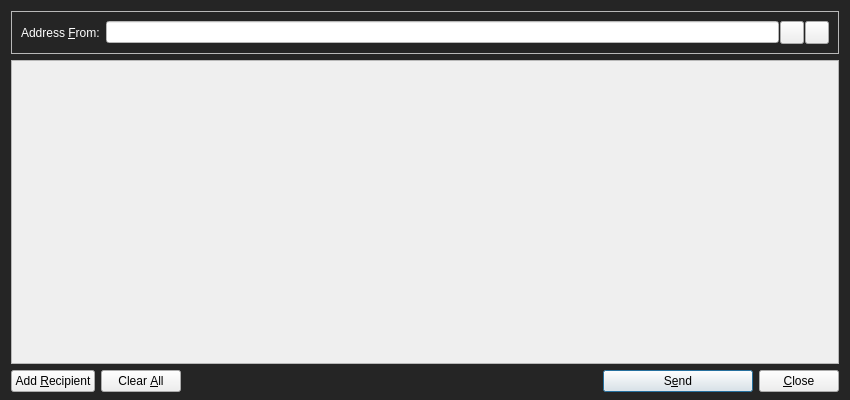
First picture: the form in src/qt/forms/sendmessagesdialog.ui, repository SpectreSecurityCoin/SpectreSecurityCoin, before the edit.
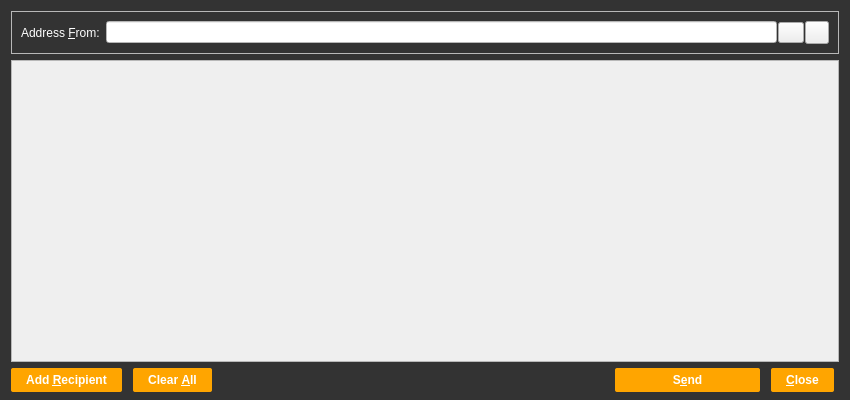
Second picture: the form after the edit. Icons and pictures are not drawn. Custom widgets are drawn as their Qt base class.

```diff
--- a/src/qt/forms/sendmessagesdialog.ui
+++ b/src/qt/forms/sendmessagesdialog.ui
@@ -14,7 +14,9 @@
    <string>Send Messages</string>
   </property>
   <property name="styleSheet">
-   <string notr="true">#SendMessagesDialog { background-color: #252525; }</string>
+   <string notr="true">#SendMessagesDialog { 
+background-color:rgb(51, 51, 51);
+}</string>
   </property>
   <layout class="QVBoxLayout" name="verticalLayout" stretch="0,1,0">
    <property name="bottomMargin">
@@ -72,6 +74,9 @@
           <property name="toolTip">
            <string>Choose address from address book</string>
           </property>
+          <property name="styleSheet">
+           <string notr="true">padding-left:5px;</string>
+          </property>
           <property name="text">
            <string/>
           </property>
@@ -117,7 +122,7 @@
         <x>0</x>
         <y>0</y>
         <width>830</width>
-        <height>291</height>
+        <height>292</height>
        </rect>
       </property>
       <layout class="QVBoxLayout" name="verticalLayout_2">
@@ -164,6 +169,15 @@
        <property name="toolTip">
         <string>Send to multiple recipients at once</string>
        </property>
+       <property name="styleSheet">
+        <string notr="true">background-color: rgb(255, 165, 0); 
+font: 75 10pt 'Ubuntu';
+font-weight:bold; 
+border-radius:2px; 
+padding:5px 15px;
+color: rgb(255, 255, 255);
+margin:0px 5px 0px 0px;</string>
+       </property>
        <property name="text">
         <string>Add &amp;Recipient</string>
        </property>
@@ -187,6 +201,15 @@
        <property name="toolTip">
         <string>Remove all transaction fields</string>
        </property>
+       <property name="styleSheet">
+        <string notr="true">background-color: rgb(255, 165, 0); 
+font: 75 10pt 'Ubuntu';
+font-weight:bold; 
+border-radius:2px; 
+padding:5px 15px;
+color: rgb(255, 255, 255);
+margin:0px 5px 0px 0px;</string>
+       </property>
        <property name="text">
         <string>Clear &amp;All</string>
        </property>
@@ -226,6 +249,16 @@
        <property name="toolTip">
         <string>Confirm the send action</string>
        </property>
+       <property name="styleSheet">
+        <string notr="true">background-color: rgb(255, 165, 0); 
+padding:2px 0px;
+font: 75 10pt 'Ubuntu';
+font-weight:bold; 
+border-radius:2px; 
+padding:5px;
+color: rgb(255, 255, 255);
+margin:0px 5px 0px 0px;</string>
+       </property>
        <property name="text">
         <string>S&amp;end</string>
        </property>
@@ -240,6 +273,15 @@
      </item>
      <item>
       <widget class="QPushButton" name="closeButton">
+       <property name="styleSheet">
+        <string notr="true">background-color: rgb(255, 165, 0); 
+font: 75 10pt 'Ubuntu';
+font-weight:bold; 
+border-radius:2px; 
+padding:5px 15px;
+color: rgb(255, 255, 255);
+margin:0px 5px 0px 0px;</string>
+       </property>
        <property name="text">
         <string>&amp;Close</string>
        </property>
```
Left out of the diff: 2 changed lines with no effect on the pictures.
